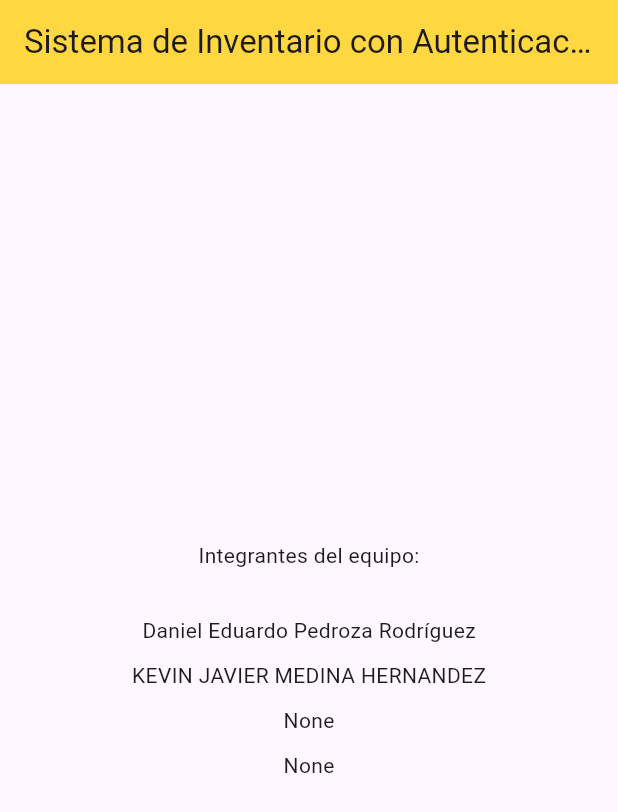
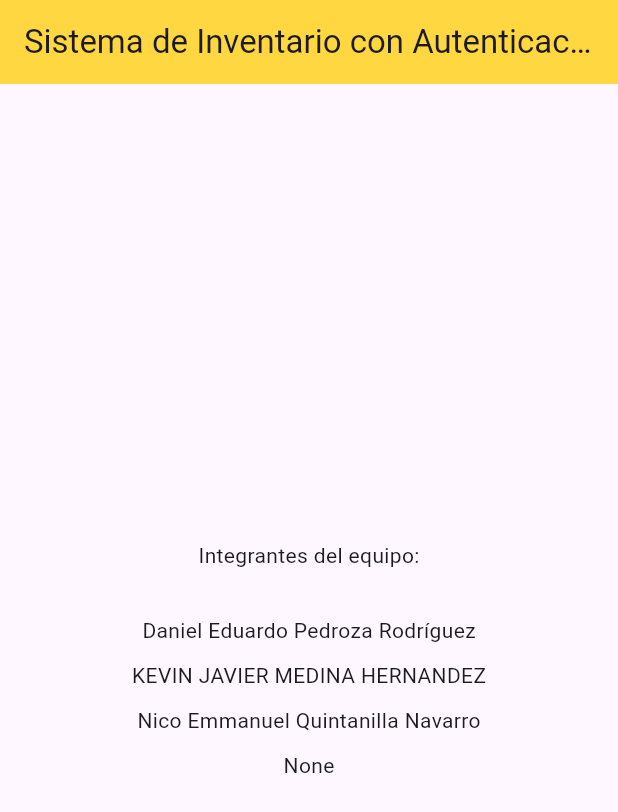
Before and after one commit to up220672/2024-3-POO-SIARAvCE, a Flutter app: the HomeDesktop screen opened directly, on a phone screen of 412 x 824 dp. Shown: the top 812 px of the screen. Run offline on Flutter 3.47's test engine with Material 3 defaults, Android fonts, the phone set to English and light mode, and no system bars; our stand-ins replace shared_preferences; accounts and stored records are empty.

Commit message:
Nico se une al proyecto

```diff
--- a/frontend/lib/responsive/desktop/home.dart
+++ b/frontend/lib/responsive/desktop/home.dart
@@ -22,7 +22,7 @@ class HomeDesktop extends StatelessWidget {
             SizedBox(height: 10),
             Text("KEVIN JAVIER MEDINA HERNANDEZ"),
             SizedBox(height: 10),
-            Text("None"),
+            Text("Nico Emmanuel Quintanilla Navarro"),
             SizedBox(height: 10),
             Text("None"),
           ],
```
